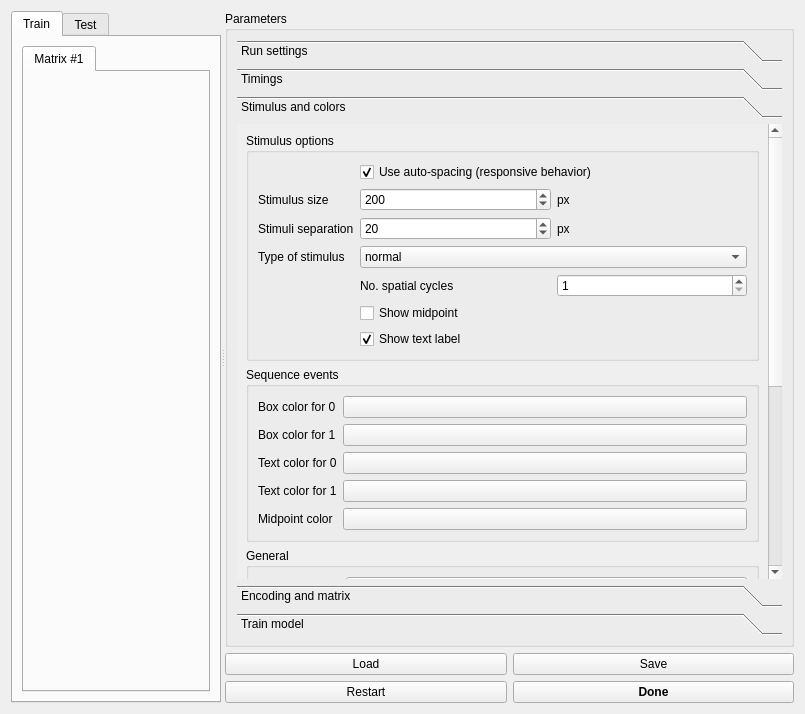
Before: the Qt Designer form config.ui in medusabci/app-cvep-speller, drawn with Qt 5.
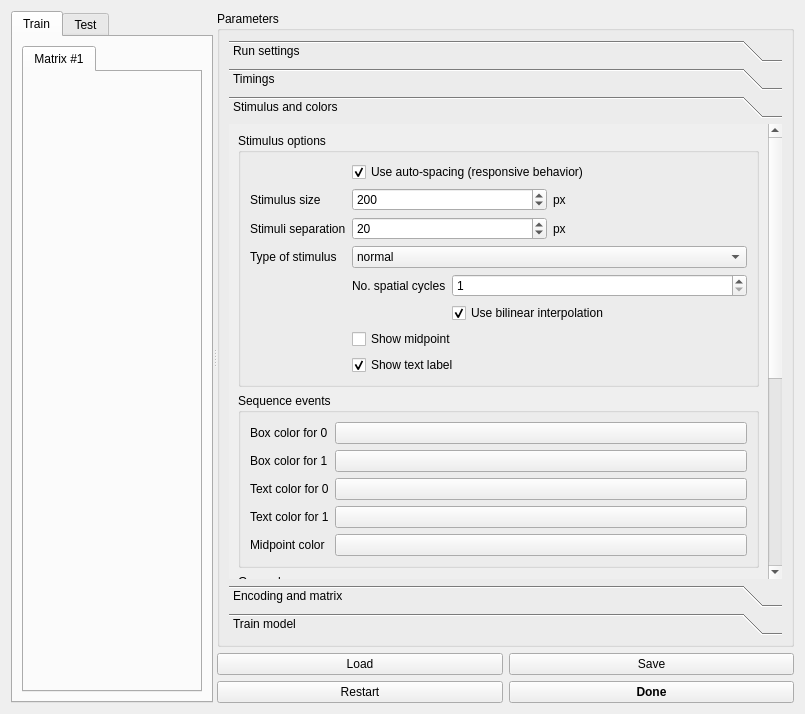
After: the same form once the commit is applied. The open tabs and pages were chosen to show the change.

Commit message: use_interpolation boolean added

```diff
--- a/config.ui
+++ b/config.ui
@@ -407,8 +407,8 @@
               <rect>
                <x>0</x>
                <y>0</y>
-               <width>522</width>
-               <height>778</height>
+               <width>526</width>
+               <height>804</height>
               </rect>
              </property>
              <attribute name="label">
@@ -522,15 +522,15 @@
                     </widget>
                    </item>
                    <item row="4" column="1">
-                    <layout class="QHBoxLayout" name="horizontalLayout_11">
-                     <item>
+                    <layout class="QFormLayout" name="formLayout_12">
+                     <item row="0" column="0">
                       <widget class="QLabel" name="label_25">
                        <property name="text">
                         <string>No. spatial cycles</string>
                        </property>
                       </widget>
                      </item>
-                     <item>
+                     <item row="0" column="1">
                       <widget class="QSpinBox" name="spinBox_spatial_cycles">
                        <property name="minimum">
                         <number>1</number>
@@ -543,6 +543,16 @@
                        </property>
                       </widget>
                      </item>
+                     <item row="1" column="1">
+                      <widget class="QCheckBox" name="checkBox_spatial_interpolation">
+                       <property name="text">
+                        <string>Use bilinear interpolation</string>
+                       </property>
+                       <property name="checked">
+                        <bool>true</bool>
+                       </property>
+                      </widget>
+                     </item>
                     </layout>
                    </item>
                    <item row="5" column="1">
```
Left out of the diff: 10 changed lines with no effect on the pictures. The commit also changes 41 other files.
